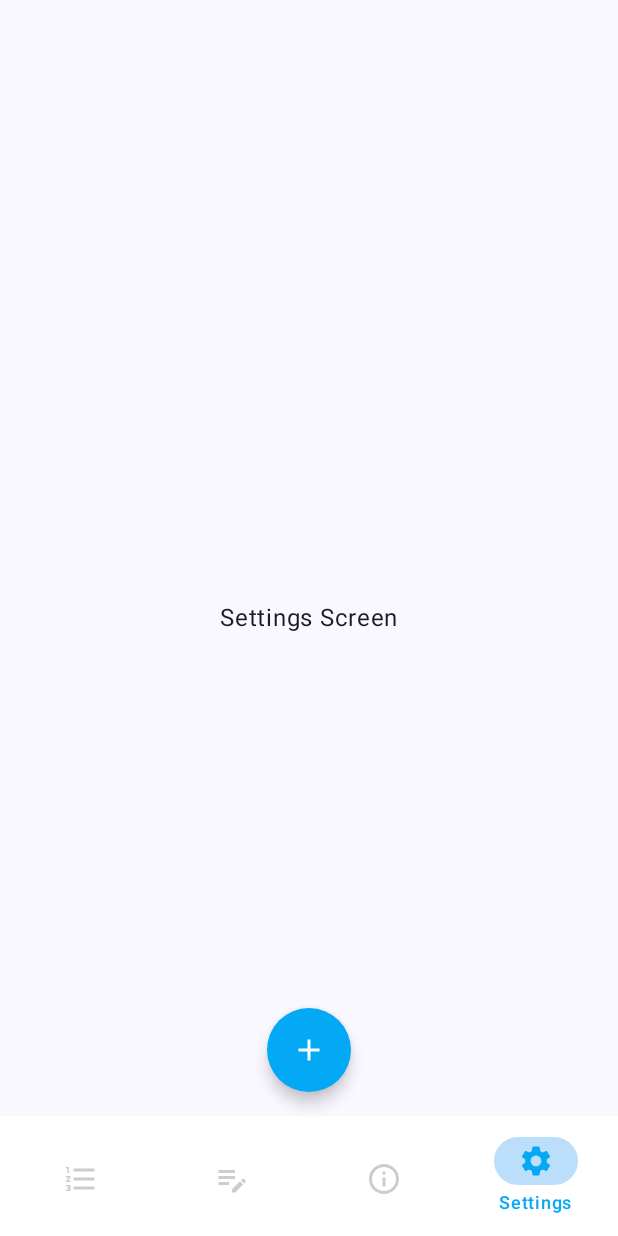
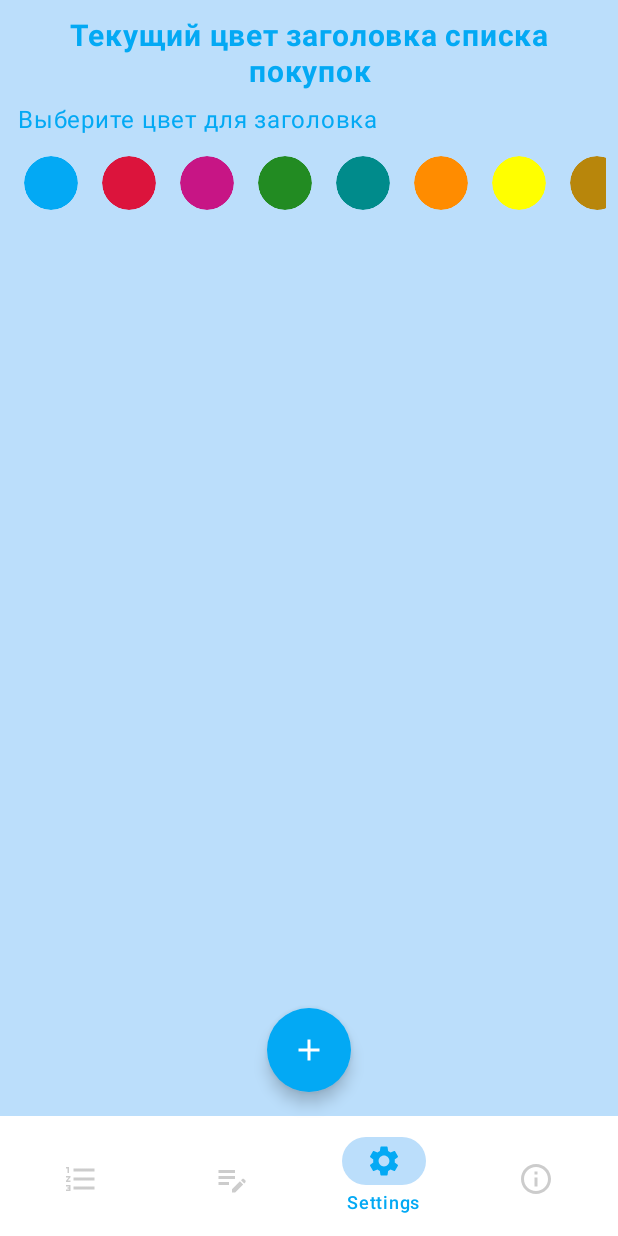
Before and after one commit to YurijM/NecoShoppingList, an Android app built with Jetpack Compose: the SettingsScreen screen opened through its navigation route, on a phone screen of 412 x 824 dp. Run offline under Robolectric (Android 15) with nearby library versions, the phone set to English and light mode, and no system bars; our stand-ins replace Dagger/Hilt's generated code.

Commit message:
Создание разметки для страницы "Settings" (урок 43)

```diff
--- a/app/src/main/java/com/mu/necoshoppinglist/main_screen/BottomNav.kt
+++ b/app/src/main/java/com/mu/necoshoppinglist/main_screen/BottomNav.kt
@@ -20,8 +20,8 @@ fun BottomNav(
     val listItems = listOf(
         BottomNavItem.ListItem,
         BottomNavItem.NoteItem,
-        BottomNavItem.About,
-        BottomNavItem.Settings
+        BottomNavItem.Settings,
+        BottomNavItem.About
     )
     BottomAppBar(
         containerColor = Color.White
--- a/app/src/main/java/com/mu/necoshoppinglist/screens/settings/SettingsItemScreen.kt
+++ b/app/src/main/java/com/mu/necoshoppinglist/screens/settings/SettingsItemScreen.kt
@@ -13,6 +13,7 @@ import androidx.compose.ui.Modifier
 import androidx.compose.ui.draw.clip
 import androidx.compose.ui.graphics.Color
 import androidx.compose.ui.unit.dp
+import com.mu.necoshoppinglist.utils.ColorItem
 
 @Composable
 fun SettingsItemScreen(item: ColorItem) {
--- a/app/src/main/java/com/mu/necoshoppinglist/screens/settings/SettingsScreen.kt
+++ b/app/src/main/java/com/mu/necoshoppinglist/screens/settings/SettingsScreen.kt
@@ -1,22 +1,74 @@
 package com.mu.necoshoppinglist.screens.settings
 
+import androidx.compose.foundation.background
+import androidx.compose.foundation.layout.Box
+import androidx.compose.foundation.layout.Column
 import androidx.compose.foundation.layout.PaddingValues
+import androidx.compose.foundation.layout.Spacer
 import androidx.compose.foundation.layout.fillMaxSize
-import androidx.compose.foundation.layout.wrapContentHeight
-import androidx.compose.foundation.layout.wrapContentWidth
+import androidx.compose.foundation.layout.fillMaxWidth
+import androidx.compose.foundation.layout.height
+import androidx.compose.foundation.layout.padding
+import androidx.compose.foundation.lazy.LazyRow
+import androidx.compose.foundation.lazy.items
 import androidx.compose.material3.Text
 import androidx.compose.runtime.Composable
 import androidx.compose.ui.Modifier
+import androidx.compose.ui.text.font.FontWeight
+import androidx.compose.ui.text.style.TextAlign
+import androidx.compose.ui.unit.dp
+import androidx.compose.ui.unit.sp
+import androidx.hilt.navigation.compose.hiltViewModel
+import com.mu.necoshoppinglist.ui.theme.BlueLight
+import com.mu.necoshoppinglist.ui.theme.BlueMain
 
 @Composable
 fun SettingsScreen(
-    paddingValues: PaddingValues
+    paddingValues: PaddingValues,
+    viewModel: SettingsViewModel = hiltViewModel()
 ) {
-    Text(
+    val colors = viewModel.colors.value
+
+    Box(
         modifier = Modifier
             .fillMaxSize()
-            .wrapContentWidth()
-            .wrapContentHeight(),
-        text = "Settings Screen"
-    )
+            .background(BlueLight)
+    ) {
+        Column(
+            modifier = Modifier
+                .padding(
+                    top = 8.dp,
+                    start = 8.dp,
+                    end = 8.dp,
+                    bottom = paddingValues.calculateBottomPadding()
+                )
+        ) {
+            Text(
+                modifier = Modifier
+                    .fillMaxWidth()
+                    .padding(4.dp),
+                textAlign = TextAlign.Center,
+                text = "Текущий цвет заголовка списка покупок",
+                fontSize = 20.sp,
+                fontWeight = FontWeight.Bold,
+                color = BlueMain
+            )
+            Text(
+                modifier = Modifier
+                    .fillMaxWidth()
+                    .padding(4.dp),
+                text = "Выберите цвет для заголовка",
+                color = BlueMain
+            )
+            Spacer(modifier = Modifier.height(8.dp))
+            LazyRow(
+                modifier = Modifier.fillMaxWidth()
+            ) {
+                items(colors) { color ->
+                    SettingsItemScreen(color)
+                }
+
+            }
+        }
+    }
 }
--- /dev/null
+++ b/app/src/main/java/com/mu/necoshoppinglist/screens/settings/SettingsViewModel.kt
@@ -0,0 +1,34 @@
+package com.mu.necoshoppinglist.screens.settings
+
+import androidx.compose.runtime.mutableStateOf
+import androidx.lifecycle.ViewModel
+import androidx.lifecycle.viewModelScope
+import com.mu.necoshoppinglist.utils.ColorItem
+import com.mu.necoshoppinglist.utils.ColorObject
+import dagger.hilt.android.lifecycle.HiltViewModel
+import kotlinx.coroutines.launch
+import javax.inject.Inject
+
+@HiltViewModel
+class SettingsViewModel @Inject constructor(
+
+) : ViewModel() {
+    val colors = mutableStateOf<List<ColorItem>>(emptyList())
+
+    init {
+        viewModelScope.launch {
+            val colorsTemp = ArrayList<ColorItem>()
+
+            ColorObject.listColors.forEach { color ->
+                colorsTemp.add(
+                    ColorItem(
+                        color = color,
+                        isSelected = false
+                    )
+                )
+            }
+
+            colors.value = colorsTemp
+        }
+    }
+}
--- a/app/src/main/java/com/mu/necoshoppinglist/screens/settings/ColorItem.kt
+++ b/app/src/main/java/com/mu/necoshoppinglist/utils/ColorItem.kt
@@ -1,4 +1,4 @@
-package com.mu.necoshoppinglist.screens.settings
+package com.mu.necoshoppinglist.utils
 
 data class ColorItem(
     val color: String,
--- /dev/null
+++ b/app/src/main/java/com/mu/necoshoppinglist/utils/ColorObject.kt
@@ -0,0 +1,14 @@
+package com.mu.necoshoppinglist.utils
+
+object ColorObject {
+    val listColors = listOf(
+        "#03A9F4",
+        "#DC143C",
+        "#C71585",
+        "#228B22",
+        "#008B8B",
+        "#FF8C00",
+        "#FFFF00",
+        "#B8860B",
+    )
+}
```
